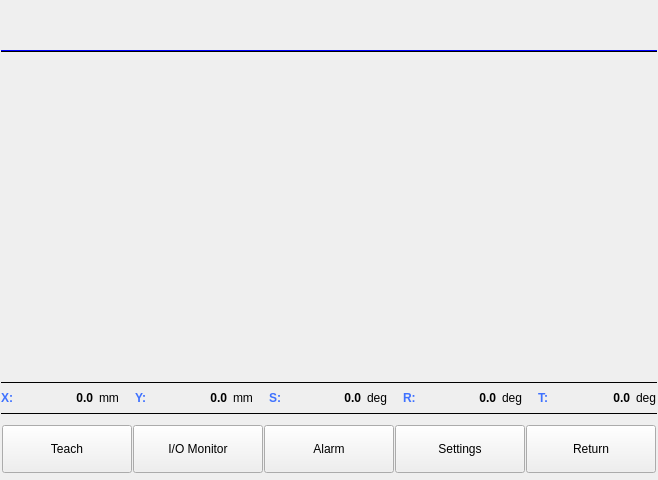
First picture: the form in mainframe_5.ui, repository GaussCheng/2-5AxisPunch, before the edit.
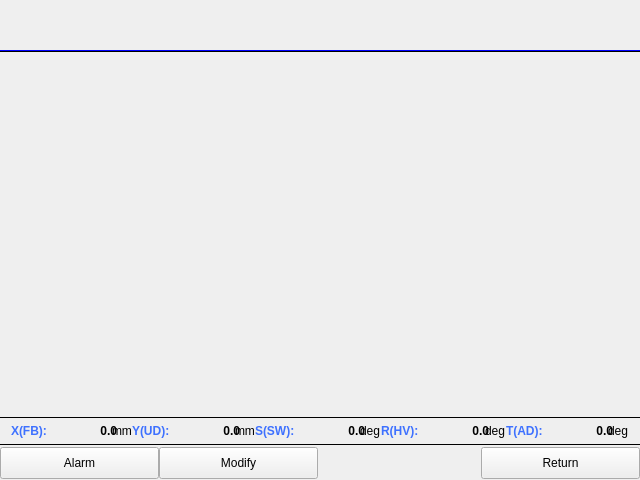
Second picture: the form after the edit. The open tabs and pages were chosen to show the change. Custom widgets are drawn as their Qt base class.

Patch:
```diff
--- a/mainframe_5.ui
+++ b/mainframe_5.ui
@@ -6,10 +6,16 @@
    <rect>
     <x>0</x>
     <y>0</y>
-    <width>658</width>
+    <width>640</width>
     <height>480</height>
    </rect>
   </property>
+  <property name="maximumSize">
+   <size>
+    <width>640</width>
+    <height>480</height>
+   </size>
+  </property>
   <property name="windowTitle">
    <string>MainFrame</string>
   </property>
@@ -17,7 +23,16 @@
    <property name="spacing">
     <number>1</number>
    </property>
-   <property name="margin">
+   <property name="leftMargin">
+    <number>0</number>
+   </property>
+   <property name="topMargin">
+    <number>1</number>
+   </property>
+   <property name="rightMargin">
+    <number>0</number>
+   </property>
+   <property name="bottomMargin">
     <number>1</number>
    </property>
    <item>
@@ -28,6 +43,12 @@
        <height>48</height>
       </size>
      </property>
+     <property name="maximumSize">
+      <size>
+       <width>640</width>
+       <height>16777215</height>
+      </size>
+     </property>
     </widget>
    </item>
    <item>
@@ -46,7 +67,7 @@
      </property>
      <property name="maximumSize">
       <size>
-       <width>16777215</width>
+       <width>640</width>
        <height>2</height>
       </size>
      </property>
@@ -78,7 +99,7 @@
      <property name="maximumSize">
       <size>
        <width>640</width>
-       <height>328</height>
+       <height>16777215</height>
       </size>
      </property>
      <property name="frameShape">
@@ -99,13 +120,13 @@
      </property>
      <property name="minimumSize">
       <size>
-       <width>0</width>
+       <width>640</width>
        <height>1</height>
       </size>
      </property>
      <property name="maximumSize">
       <size>
-       <width>16777215</width>
+       <width>640</width>
        <height>1</height>
       </size>
      </property>
@@ -127,7 +148,23 @@
     </widget>
    </item>
    <item>
+    <widget class="QWidget" name="posContainer" native="true">
+     <property name="maximumSize">
+      <size>
+       <width>640</width>
+       <height>16777215</height>
+      </size>
+     </property>
     <layout class="QHBoxLayout" name="horizontalLayout">
+      <property name="spacing">
+       <number>0</number>
+      </property>
+      <property name="topMargin">
+       <number>0</number>
+      </property>
+      <property name="bottomMargin">
+       <number>0</number>
+      </property>
      <item>
       <widget class="QLabel" name="label_7">
        <property name="palette">
@@ -204,7 +241,7 @@
         <bool>true</bool>
        </property>
        <property name="text">
-        <string>X:</string>
+         <string>X(FB):</string>
        </property>
       </widget>
      </item>
@@ -212,13 +249,13 @@
       <widget class="QLabel" name="xCurrentPos">
        <property name="minimumSize">
         <size>
-         <width>65</width>
-         <height>28</height>
+          <width>70</width>
+          <height>24</height>
         </size>
        </property>
        <property name="maximumSize">
         <size>
-         <width>65</width>
+          <width>90</width>
          <height>16777215</height>
         </size>
        </property>
@@ -244,12 +281,6 @@
      </item>
      <item>
       <widget class="QLabel" name="label_22">
-       <property name="minimumSize">
-        <size>
-         <width>30</width>
-         <height>0</height>
-        </size>
-       </property>
        <property name="text">
         <string>mm</string>
        </property>
@@ -331,7 +362,7 @@
         <bool>true</bool>
        </property>
        <property name="text">
-        <string>Y:</string>
+         <string>Y(UD):</string>
        </property>
       </widget>
      </item>
@@ -339,13 +370,13 @@
       <widget class="QLabel" name="yCurrentPos">
        <property name="minimumSize">
         <size>
-         <width>65</width>
-         <height>0</height>
+          <width>70</width>
+          <height>24</height>
         </size>
        </property>
        <property name="maximumSize">
         <size>
-         <width>65</width>
+          <width>90</width>
          <height>16777215</height>
         </size>
        </property>
@@ -371,12 +402,6 @@
      </item>
      <item>
       <widget class="QLabel" name="label_9">
-       <property name="minimumSize">
-        <size>
-         <width>30</width>
-         <height>0</height>
-        </size>
-       </property>
        <property name="text">
         <string>mm</string>
        </property>
@@ -458,7 +483,7 @@
         <bool>true</bool>
        </property>
        <property name="text">
-        <string>S:</string>
+         <string>S(SW):</string>
        </property>
       </widget>
      </item>
@@ -466,13 +491,13 @@
       <widget class="QLabel" name="zCurrentPos">
        <property name="minimumSize">
         <size>
-         <width>65</width>
-         <height>0</height>
+          <width>70</width>
+          <height>24</height>
         </size>
        </property>
        <property name="maximumSize">
         <size>
-         <width>65</width>
+          <width>90</width>
          <height>16777215</height>
         </size>
        </property>
@@ -498,12 +523,6 @@
      </item>
      <item>
       <widget class="QLabel" name="label_10">
-       <property name="minimumSize">
-        <size>
-         <width>30</width>
-         <height>0</height>
-        </size>
-       </property>
        <property name="text">
         <string>deg</string>
        </property>
@@ -585,7 +604,7 @@
         <bool>true</bool>
        </property>
        <property name="text">
-        <string>R:</string>
+         <string>R(HV):</string>
        </property>
       </widget>
      </item>
@@ -593,13 +612,13 @@
       <widget class="QLabel" name="rCurrentPos">
        <property name="minimumSize">
         <size>
-         <width>65</width>
-         <height>0</height>
+          <width>70</width>
+          <height>24</height>
         </size>
        </property>
        <property name="maximumSize">
         <size>
-         <width>65</width>
+          <width>90</width>
          <height>16777215</height>
         </size>
        </property>
@@ -625,12 +644,6 @@
      </item>
      <item>
       <widget class="QLabel" name="label_14">
-       <property name="minimumSize">
-        <size>
-         <width>30</width>
-         <height>0</height>
-        </size>
-       </property>
        <property name="text">
         <string>deg</string>
        </property>
@@ -712,7 +725,7 @@
         <bool>true</bool>
        </property>
        <property name="text">
-        <string>T:</string>
+         <string>T(AD):</string>
        </property>
       </widget>
      </item>
@@ -720,13 +733,13 @@
       <widget class="QLabel" name="tCurrentPos">
        <property name="minimumSize">
         <size>
-         <width>65</width>
-         <height>0</height>
+          <width>70</width>
+          <height>24</height>
         </size>
        </property>
        <property name="maximumSize">
         <size>
-         <width>65</width>
+          <width>90</width>
          <height>16777215</height>
         </size>
        </property>
@@ -758,6 +771,7 @@
       </widget>
      </item>
     </layout>
+    </widget>
    </item>
    <item>
     <widget class="Line" name="line_4">
@@ -767,9 +781,15 @@
        <verstretch>0</verstretch>
       </sizepolicy>
      </property>
+     <property name="minimumSize">
+      <size>
+       <width>640</width>
+       <height>1</height>
+      </size>
+     </property>
      <property name="maximumSize">
       <size>
-       <width>16777215</width>
+       <width>640</width>
        <height>1</height>
       </size>
      </property>
@@ -794,8 +814,8 @@
     <widget class="ICCycleTimeAndFinishedFrame" name="cycleTimeAndFinistWidget">
      <property name="maximumSize">
       <size>
-       <width>16777215</width>
-       <height>24</height>
+       <width>640</width>
+       <height>16777215</height>
       </size>
      </property>
      <property name="frameShape">
@@ -810,8 +830,8 @@
     <widget class="QStackedWidget" name="stackedWidget">
      <property name="maximumSize">
       <size>
-       <width>16777215</width>
-       <height>60</height>
+       <width>640</width>
+       <height>32</height>
       </size>
      </property>
      <property name="currentIndex">
@@ -820,24 +840,27 @@
      <widget class="QWidget" name="page">
       <layout class="QHBoxLayout" name="horizontalLayout_2">
        <property name="spacing">
-        <number>1</number>
+        <number>0</number>
        </property>
-       <property name="margin">
-        <number>1</number>
+       <property name="leftMargin">
+        <number>0</number>
+       </property>
+       <property name="topMargin">
+        <number>0</number>
+       </property>
+       <property name="rightMargin">
+        <number>0</number>
+       </property>
+       <property name="bottomMargin">
+        <number>0</number>
        </property>
        <item>
         <widget class="QPushButton" name="teachButton">
-         <property name="minimumSize">
-          <size>
-           <width>0</width>
-           <height>40</height>
-          </size>
-         </property>
-         <property name="maximumSize">
-          <size>
-           <width>16777215</width>
-           <height>48</height>
-          </size>
+         <property name="sizePolicy">
+          <sizepolicy hsizetype="Minimum" vsizetype="Preferred">
+           <horstretch>0</horstretch>
+           <verstretch>0</verstretch>
+          </sizepolicy>
          </property>
          <property name="focusPolicy">
           <enum>Qt::NoFocus</enum>
@@ -855,16 +878,10 @@
            <verstretch>0</verstretch>
           </sizepolicy>
          </property>
-         <property name="minimumSize">
-          <size>
-           <width>0</width>
-           <height>40</height>
-          </size>
-         </property>
          <property name="maximumSize">
           <size>
            <width>16777215</width>
-           <height>48</height>
+           <height>16777215</height>
           </size>
          </property>
          <property name="focusPolicy">
@@ -876,30 +893,24 @@
         </widget>
        </item>
        <item>
-        <widget class="QPushButton" name="alarmButton">
+        <widget class="QPushButton" name="recordButton">
          <property name="sizePolicy">
           <sizepolicy hsizetype="Minimum" vsizetype="Preferred">
            <horstretch>0</horstretch>
            <verstretch>0</verstretch>
           </sizepolicy>
          </property>
-         <property name="minimumSize">
-          <size>
-           <width>0</width>
-           <height>40</height>
-          </size>
-         </property>
          <property name="maximumSize">
           <size>
            <width>16777215</width>
-           <height>48</height>
+           <height>16777215</height>
           </size>
          </property>
          <property name="focusPolicy">
           <enum>Qt::NoFocus</enum>
          </property>
          <property name="text">
-          <string>Alarm</string>
+          <string>Record</string>
          </property>
         </widget>
        </item>
@@ -911,16 +922,10 @@
            <verstretch>0</verstretch>
           </sizepolicy>
          </property>
-         <property name="minimumSize">
-          <size>
-           <width>0</width>
-           <height>40</height>
-          </size>
-         </property>
          <property name="maximumSize">
           <size>
            <width>16777215</width>
-           <height>48</height>
+           <height>16777215</height>
           </size>
          </property>
          <property name="focusPolicy">
@@ -939,16 +944,10 @@
            <verstretch>0</verstretch>
           </sizepolicy>
          </property>
-         <property name="minimumSize">
-          <size>
-           <width>0</width>
-           <height>40</height>
-          </size>
-         </property>
          <property name="maximumSize">
           <size>
            <width>16777215</width>
-           <height>48</height>
+           <height>16777215</height>
           </size>
          </property>
          <property name="focusPolicy">
@@ -961,27 +960,30 @@
        </item>
       </layout>
      </widget>
-     <widget class="QWidget" name="page_6">
-      <layout class="QHBoxLayout" name="horizontalLayout_3" stretch="0,0,0,0,0">
+     <widget class="QWidget" name="page_2">
+      <layout class="QHBoxLayout" name="horizontalLayout_3">
        <property name="spacing">
-        <number>1</number>
+        <number>0</number>
        </property>
-       <property name="margin">
-        <number>1</number>
+       <property name="leftMargin">
+        <number>0</number>
+       </property>
+       <property name="topMargin">
+        <number>0</number>
+       </property>
+       <property name="rightMargin">
+        <number>0</number>
+       </property>
+       <property name="bottomMargin">
+        <number>0</number>
        </property>
        <item>
         <widget class="QPushButton" name="baseButton">
-         <property name="minimumSize">
-          <size>
-           <width>0</width>
-           <height>40</height>
-          </size>
-         </property>
-         <property name="maximumSize">
-          <size>
-           <width>16777215</width>
-           <height>48</height>
-          </size>
+         <property name="sizePolicy">
+          <sizepolicy hsizetype="Minimum" vsizetype="Preferred">
+           <horstretch>0</horstretch>
+           <verstretch>0</verstretch>
+          </sizepolicy>
          </property>
          <property name="focusPolicy">
           <enum>Qt::NoFocus</enum>
@@ -999,17 +1001,11 @@
        </item>
        <item>
         <widget class="QPushButton" name="axisButton">
-         <property name="minimumSize">
-          <size>
-           <width>0</width>
-           <height>40</height>
-          </size>
-         </property>
-         <property name="maximumSize">
-          <size>
-           <width>16777215</width>
-           <height>48</height>
-          </size>
+         <property name="sizePolicy">
+          <sizepolicy hsizetype="Minimum" vsizetype="Preferred">
+           <horstretch>0</horstretch>
+           <verstretch>0</verstretch>
+          </sizepolicy>
          </property>
          <property name="focusPolicy">
           <enum>Qt::NoFocus</enum>
@@ -1027,17 +1023,11 @@
        </item>
        <item>
         <widget class="QPushButton" name="servoButton">
-         <property name="minimumSize">
-          <size>
-           <width>0</width>
-           <height>40</height>
-          </size>
-         </property>
-         <property name="maximumSize">
-          <size>
-           <width>16777215</width>
-           <height>48</height>
-          </size>
+         <property name="sizePolicy">
+          <sizepolicy hsizetype="Minimum" vsizetype="Preferred">
+           <horstretch>0</horstretch>
+           <verstretch>0</verstretch>
+          </sizepolicy>
          </property>
          <property name="focusPolicy">
           <enum>Qt::NoFocus</enum>
@@ -1055,17 +1045,11 @@
        </item>
        <item>
         <widget class="QPushButton" name="updateButton">
-         <property name="minimumSize">
-          <size>
-           <width>0</width>
-           <height>40</height>
-          </size>
-         </property>
-         <property name="maximumSize">
-          <size>
-           <width>16777215</width>
-           <height>48</height>
-          </size>
+         <property name="sizePolicy">
+          <sizepolicy hsizetype="Minimum" vsizetype="Preferred">
+           <horstretch>0</horstretch>
+           <verstretch>0</verstretch>
+          </sizepolicy>
          </property>
          <property name="focusPolicy">
           <enum>Qt::NoFocus</enum>
@@ -1083,17 +1067,11 @@
        </item>
        <item>
         <widget class="QPushButton" name="SettingReturn">
-         <property name="minimumSize">
-          <size>
-           <width>0</width>
-           <height>40</height>
-          </size>
-         </property>
-         <property name="maximumSize">
-          <size>
-           <width>16777215</width>
-           <height>48</height>
-          </size>
+         <property name="sizePolicy">
+          <sizepolicy hsizetype="Minimum" vsizetype="Preferred">
+           <horstretch>0</horstretch>
+           <verstretch>0</verstretch>
+          </sizepolicy>
          </property>
          <property name="focusPolicy">
           <enum>Qt::NoFocus</enum>
@@ -1111,6 +1089,134 @@
        </item>
       </layout>
      </widget>
+     <widget class="QWidget" name="page_3">
+      <layout class="QHBoxLayout" name="horizontalLayout_4">
+       <property name="spacing">
+        <number>0</number>
+       </property>
+       <property name="leftMargin">
+        <number>0</number>
+       </property>
+       <property name="topMargin">
+        <number>0</number>
+       </property>
+       <property name="rightMargin">
+        <number>0</number>
+       </property>
+       <property name="bottomMargin">
+        <number>0</number>
+       </property>
+       <item>
+        <widget class="QPushButton" name="alarmButton">
+         <property name="sizePolicy">
+          <sizepolicy hsizetype="Minimum" vsizetype="Preferred">
+           <horstretch>0</horstretch>
+           <verstretch>0</verstretch>
+          </sizepolicy>
+         </property>
+         <property name="minimumSize">
+          <size>
+           <width>159</width>
+           <height>0</height>
+          </size>
+         </property>
+         <property name="focusPolicy">
+          <enum>Qt::NoFocus</enum>
+         </property>
+         <property name="text">
+          <string>Alarm</string>
+         </property>
+         <property name="checkable">
+          <bool>true</bool>
+         </property>
+         <attribute name="buttonGroup">
+          <string notr="true">buttonGroup_2</string>
+         </attribute>
+        </widget>
+       </item>
+       <item>
+        <widget class="QPushButton" name="modifyButton">
+         <property name="sizePolicy">
+          <sizepolicy hsizetype="Minimum" vsizetype="Preferred">
+           <horstretch>0</horstretch>
+           <verstretch>0</verstretch>
+          </sizepolicy>
+         </property>
+         <property name="minimumSize">
+          <size>
+           <width>159</width>
+           <height>0</height>
+          </size>
+         </property>
+         <property name="focusPolicy">
+          <enum>Qt::NoFocus</enum>
+         </property>
+         <property name="text">
+          <string>Modify</string>
+         </property>
+         <property name="checkable">
+          <bool>true</bool>
+         </property>
+         <attribute name="buttonGroup">
+          <string notr="true">buttonGroup_2</string>
+         </attribute>
+        </widget>
+       </item>
+       <item>
+        <spacer name="horizontalSpacer">
+         <property name="sizePolicy">
+          <sizepolicy hsizetype="Expanding" vsizetype="Preferred">
+           <horstretch>0</horstretch>
+           <verstretch>0</verstretch>
+          </sizepolicy>
+         </property>
+         <property name="minimumSize">
+          <size>
+           <width>159</width>
+           <height>0</height>
+          </size>
+         </property>
+         <property name="orientation">
+          <enum>Qt::Horizontal</enum>
+         </property>
+         <property name="sizeHint" stdset="0">
+          <size>
+           <width>40</width>
+           <height>20</height>
+          </size>
+         </property>
+        </spacer>
+       </item>
+       <item>
+        <widget class="QPushButton" name="alarmReturn">
+         <property name="sizePolicy">
+          <sizepolicy hsizetype="Minimum" vsizetype="Preferred">
+           <horstretch>0</horstretch>
+           <verstretch>0</verstretch>
+          </sizepolicy>
+         </property>
+         <property name="minimumSize">
+          <size>
+           <width>159</width>
+           <height>0</height>
+          </size>
+         </property>
+         <property name="focusPolicy">
+          <enum>Qt::NoFocus</enum>
+         </property>
+         <property name="text">
+          <string>Return</string>
+         </property>
+         <property name="checkable">
+          <bool>true</bool>
+         </property>
+         <attribute name="buttonGroup">
+          <string notr="true">buttonGroup_2</string>
+         </attribute>
+        </widget>
+       </item>
+      </layout>
+     </widget>
     </widget>
    </item>
   </layout>
```
Left out of the diff: 1 changed line with no effect on the pictures. Lines whose indentation alone changed are shown as unchanged.
